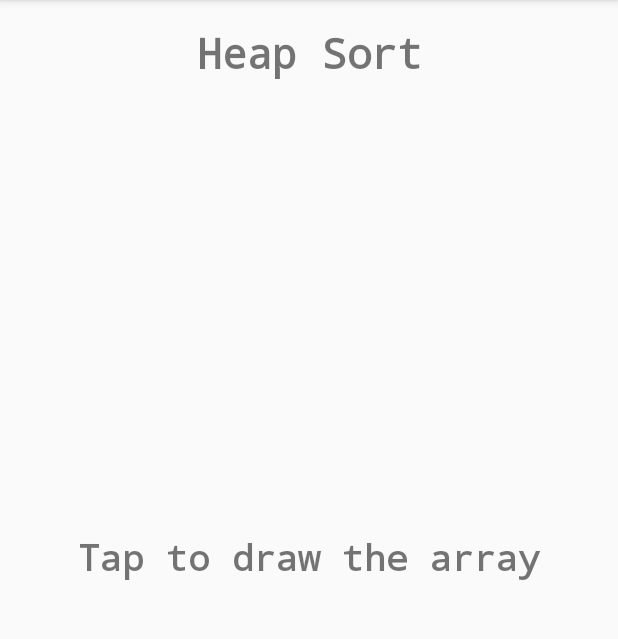
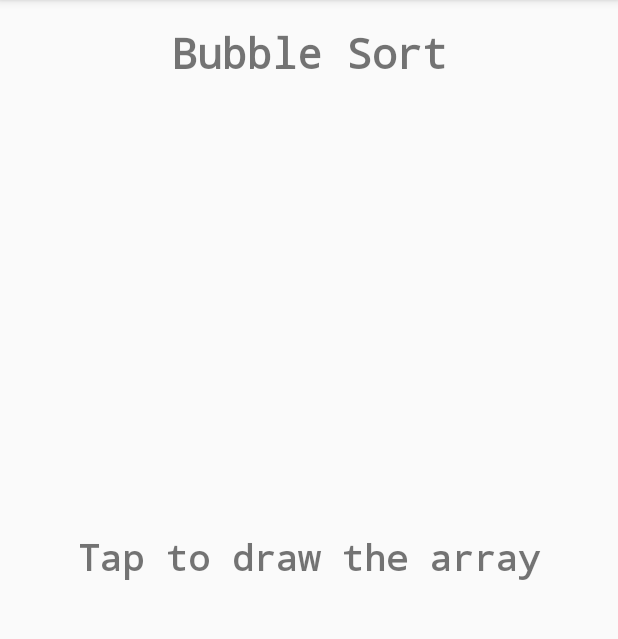
Before and after one commit to MEaston1/Algorithm-Visualiser, an Android app: the screen it shows after launch (MainActivity), on a phone screen of 412 x 824 dp, the part 84-723 px from its top. Run offline under Robolectric (Android 15) with nearby library versions, the phone set to English and light mode, and no system bars.

Commit message:
Settings changes
Progress towards changing algorithm types through the settings list

```diff
--- a/app/build.gradle
+++ b/app/build.gradle
@@ -28,11 +28,11 @@ android {
 
 dependencies {
     implementation fileTree(dir: "libs", include: ["*.jar"])
+    implementation "androidx.preference:preference-ktx:1.2.0"
     implementation 'androidx.appcompat:appcompat:1.2.0'
     implementation 'androidx.constraintlayout:constraintlayout:2.0.4'
     implementation 'androidx.cardview:cardview:1.0.0'
     implementation 'androidx.legacy:legacy-support-v4:1.0.0'
-    implementation 'androidx.preference:preference:1.1.1'
     implementation "androidx.work:work-runtime:2.3.4"
     implementation "androidx.lifecycle:lifecycle-viewmodel:2.2.0"
     testImplementation 'junit:junit:4.12'
--- a/app/src/main/java/com/algo/visual/MainActivity.java
+++ b/app/src/main/java/com/algo/visual/MainActivity.java
@@ -105,7 +105,7 @@ public class MainActivity extends AppCompatActivity {
         });
         PreferenceManager.setDefaultValues(this, R.xml.preferences, false);
         preferences = PreferenceManager.getDefaultSharedPreferences(this);
-        algorithm = preferences.getString(AlgorithmSelector.KEY_ALGO, "Heap Sort");
+        algorithm = preferences.getString(AlgorithmSelector.SelectedAlgo, "Bubble Sort");
         mTextViewAlgorithm.setText(algorithm);
         mImageView.setVisibility(View.INVISIBLE);
         mButton.setVisibility(View.INVISIBLE);
@@ -193,6 +193,7 @@ public class MainActivity extends AppCompatActivity {
             mButton.setText(R.string.show_final);
         }
         sorting = true;
+
         new QuickSort().executeQuickSort(temp);
     }
 }
--- a/app/src/main/res/values/strings.xml
+++ b/app/src/main/res/values/strings.xml
@@ -7,7 +7,6 @@
     <string-array name="Algorithm">
         <item>Bubble Sort</item>
         <item>Insertion Sort</item>
-        <item>Selection Sort</item>
         <item>Quick Sort</item>
         <item>Heap Sort</item>
         <item>Merge Sort</item>
--- a/app/src/main/res/xml/preferences.xml
+++ b/app/src/main/res/xml/preferences.xml
@@ -1,10 +1,10 @@
 <?xml version="1.0" encoding="utf-8"?>
-<PreferenceScreen xmlns:android="http://schemas.android.com/apk/res/android">
+<PreferenceScreen xmlns:app="http://schemas.android.com/apk/res-auto">
     <ListPreference
-        android:key="select_algorithm"
-        android:title="Algorithm"
-        android:entries="@array/Algorithm"
-        android:entryValues="@array/AlgorithmValues"
-        android:summary="@string/select_algorithm"
+        app:key="select_algorithm"
+        app:title="Algorithm"
+        app:entries="@array/Algorithm"
+        app:entryValues="@array/AlgorithmValues"
+        app:summary="@string/select_algorithm"
         />
 </PreferenceScreen>
```
Also changed, not shown: app/src/main/java/com/algo/visual/AlgorithmSelector.java (+37 -3 lines), app/src/main/java/com/algo/visual/AlgorithmSelectorFragment.java (+3 -5 lines).
